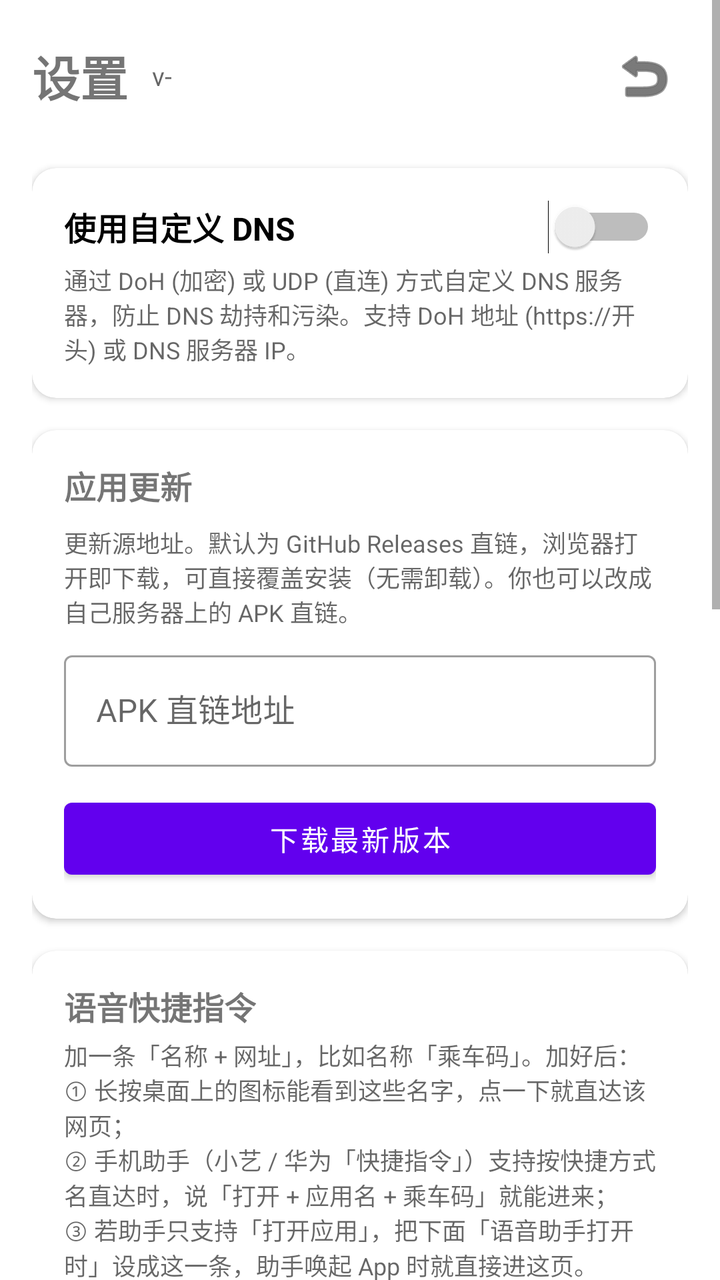
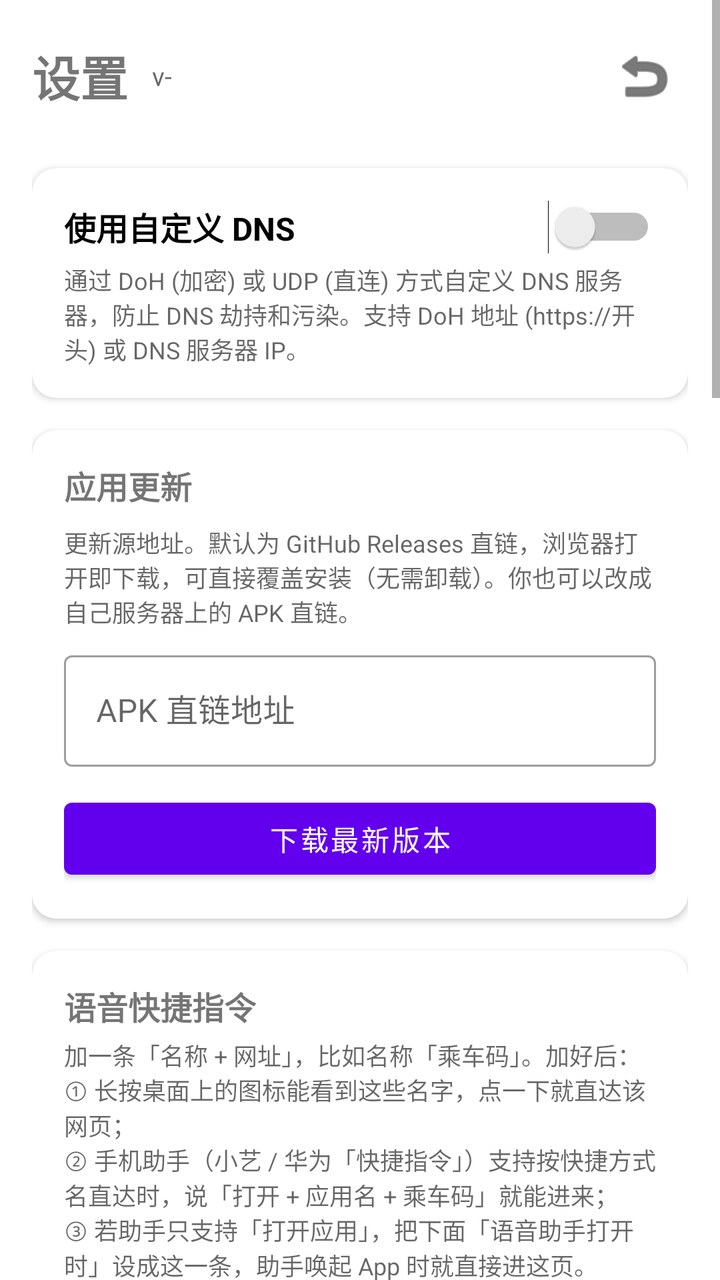

Two renders of the same Android screen: before a commit and after it. Below are the layout's source before the change and the commit's diff.
<!-- AndroidManifest.xml: application theme Theme.WebShareApp -->
<!-- res/layout/activity_settings.xml -->
<?xml version="1.0" encoding="utf-8"?>
<ScrollView xmlns:android="http://schemas.android.com/apk/res/android"
    xmlns:app="http://schemas.android.com/apk/res-auto"
    android:layout_width="match_parent"
    android:layout_height="match_parent"
    android:fillViewport="true">

    <LinearLayout
        android:layout_width="match_parent"
        android:layout_height="wrap_content"
        android:orientation="vertical"
        android:padding="16dp">

        <LinearLayout
            android:layout_width="match_parent"
            android:layout_height="wrap_content"
            android:orientation="horizontal"
            android:gravity="center_vertical"
            android:layout_marginBottom="24dp">

            <TextView
                android:layout_width="wrap_content"
                android:layout_height="wrap_content"
                android:text="@string/settings_title"
                android:textSize="24sp"
                android:textStyle="bold" />

            <TextView
                android:id="@+id/tvVersion"
                android:layout_width="0dp"
                android:layout_height="wrap_content"
                android:layout_weight="1"
                android:layout_marginStart="12dp"
                android:textSize="13sp"
                android:textColor="?android:attr/textColorSecondary"
                android:text="v-" />

            <ImageButton
                android:id="@+id/btnBack"
                android:layout_width="44dp"
                android:layout_height="44dp"
                android:src="@android:drawable/ic_menu_revert"
                android:background="?attr/selectableItemBackgroundBorderless"
                android:contentDescription="返回"
                android:tint="?android:attr/textColorPrimary" />

        </LinearLayout>

        
        <com.google.android.material.card.MaterialCardView
            android:layout_width="match_parent"
            android:layout_height="wrap_content"
            android:layout_marginBottom="16dp"
            app:cardCornerRadius="12dp"
            app:cardElevation="2dp">

            <LinearLayout
                android:layout_width="match_parent"
                android:layout_height="wrap_content"
                android:orientation="vertical"
                android:padding="16dp">

                <Switch
                    android:id="@+id/switchDoh"
                    android:layout_width="match_parent"
                    android:layout_height="wrap_content"
                    android:text="使用自定义 DNS"
                    android:textSize="16sp"
                    android:textStyle="bold" />

                <TextView
                    android:layout_width="match_parent"
                    android:layout_height="wrap_content"
                    android:layout_marginTop="4dp"
                    android:text="通过 DoH (加密) 或 UDP (直连) 方式自定义 DNS 服务器，防止 DNS 劫持和污染。支持 DoH 地址 (https://开头) 或 DNS 服务器 IP。"
                    android:textSize="12sp"
                    android:textColor="?android:attr/textColorSecondary" />

                <LinearLayout
                    android:id="@+id/layoutDohUrl"
                    android:layout_width="match_parent"
                    android:layout_height="wrap_content"
                    android:orientation="vertical"
                    android:layout_marginTop="16dp"
                    android:visibility="gone">

                    
                    <com.google.android.material.textfield.TextInputLayout
                        style="@style/Widget.MaterialComponents.TextInputLayout.OutlinedBox"
                        android:layout_width="match_parent"
                        android:layout_height="wrap_content"
                        android:hint="DoH 地址 或 DNS 服务器 IP"
                        app:endIconMode="dropdown_menu">

                        <AutoCompleteTextView
                            android:id="@+id/etDohUrl"
                            android:layout_width="match_parent"
                            android:layout_height="wrap_content"
                            android:completionThreshold="0"
                            android:inputType="textUri" />
                    </com.google.android.material.textfield.TextInputLayout>

                    <TextView
                        android:layout_width="match_parent"
                        android:layout_height="wrap_content"
                        android:layout_marginTop="8dp"
                        android:text="点一下输入框会列出常用的 DoH（加密，https:// 开头）和 UDP DNS（直连，填 IP），选中即填入；也支持直接手输。"
                        android:textSize="12sp"
                        android:textColor="?android:attr/textColorSecondary" />

                </LinearLayout>

            </LinearLayout>
        </com.google.android.material.card.MaterialCardView>

        
        <com.google.android.material.card.MaterialCardView
            android:layout_width="match_parent"
            android:layout_height="wrap_content"
            android:layout_marginBottom="16dp"
            app:cardCornerRadius="12dp"
            app:cardElevation="2dp">

            <LinearLayout
                android:layout_width="match_parent"
                android:layout_height="wrap_content"
                android:orientation="vertical"
                android:padding="16dp">

                <TextView
                    android:layout_width="wrap_content"
                    android:layout_height="wrap_content"
                    android:text="应用更新"
                    android:textSize="16sp"
                    android:textStyle="bold"
                    android:layout_marginBottom="8dp" />

                <TextView
                    android:layout_width="match_parent"
                    android:layout_height="wrap_content"
                    android:text="更新源地址。默认为 GitHub Releases 直链，浏览器打开即下载，可直接覆盖安装（无需卸载）。你也可以改成自己服务器上的 APK 直链。"
                    android:textSize="12sp"
                    android:textColor="?android:attr/textColorSecondary"
                    android:layout_marginBottom="8dp" />

                <com.google.android.material.textfield.TextInputLayout
                    style="@style/Widget.MaterialComponents.TextInputLayout.OutlinedBox"
                    android:layout_width="match_parent"
                    android:layout_height="wrap_content"
                    android:hint="APK 直链地址">

                    <com.google.android.material.textfield.TextInputEditText
                        android:id="@+id/etUpdateUrl"
                        android:layout_width="match_parent"
                        android:layout_height="wrap_content"
                        android:inputType="textUri" />
                </com.google.android.material.textfield.TextInputLayout>

                <Button
                    android:id="@+id/btnUpdate"
                    android:layout_width="match_parent"
                    android:layout_height="48dp"
                    android:layout_marginTop="12dp"
                    android:text="下载最新版本"
                    android:textSize="14sp" />

            </LinearLayout>
        </com.google.android.material.card.MaterialCardView>

        
        <com.google.android.material.card.MaterialCardView
            android:layout_width="match_parent"
            android:layout_height="wrap_content"
            android:layout_marginBottom="16dp"
            app:cardCornerRadius="12dp"
            app:cardElevation="2dp">

            <LinearLayout
                android:layout_width="match_parent"
                android:layout_height="wrap_content"
                android:orientation="vertical"
                android:padding="16dp">

                <TextView
                    android:layout_width="wrap_content"
                    android:layout_height="wrap_content"
                    android:text="语音快捷指令"
                    android:textSize="16sp"
                    android:textStyle="bold" />

                <TextView
                    android:layout_width="match_parent"
                    android:layout_height="wrap_content"
                    android:layout_marginTop="4dp"
                    android:text="加一条「名称 + 网址」，比如名称「乘车码」。加好后：\n① 长按桌面上的图标能看到这些名字，点一下就直达该网页；\n② 手机助手（小艺 / 华为「快捷指令」）支持按快捷方式名直达时，说「打开 + 应用名 + 乘车码」就能进来；\n③ 若助手只支持「打开应用」，把下面「语音助手打开时」设成这一条，助手唤起 App 时就直接进这页。\n网页始终在本浏览器里打开，自定义 DNS 照常生效。"
                    android:textSize="12sp"
                    android:textColor="?android:attr/textColorSecondary" />

                <LinearLayout
                    android:id="@+id/voiceList"
                    android:layout_width="match_parent"
                    android:layout_height="wrap_content"
                    android:orientation="vertical"
                    android:layout_marginTop="8dp" />

                <TextView
                    android:id="@+id/tvVoiceEmpty"
                    android:layout_width="match_parent"
                    android:layout_height="wrap_content"
                    android:layout_marginTop="4dp"
                    android:text="（还没有语音快捷指令）"
                    android:textSize="13sp"
                    android:textColor="?android:attr/textColorSecondary" />

                <com.google.android.material.textfield.TextInputLayout
                    style="@style/Widget.MaterialComponents.TextInputLayout.OutlinedBox"
                    android:layout_width="match_parent"
                    android:layout_height="wrap_content"
                    android:layout_marginTop="12dp"
                    android:hint="名称（你会说的词，如：乘车码）">

                    <com.google.android.material.textfield.TextInputEditText
                        android:id="@+id/etVoiceName"
                        android:layout_width="match_parent"
                        android:layout_height="wrap_content"
                        android:inputType="text" />
                </com.google.android.material.textfield.TextInputLayout>

                <com.google.android.material.textfield.TextInputLayout
                    style="@style/Widget.MaterialComponents.TextInputLayout.OutlinedBox"
                    android:layout_width="match_parent"
                    android:layout_height="wrap_content"
                    android:layout_marginTop="8dp"
                    android:hint="网址（http:// 或 https:// 开头）">

                    <com.google.android.material.textfield.TextInputEditText
                        android:id="@+id/etVoiceUrl"
                        android:layout_width="match_parent"
                        android:layout_height="wrap_content"
                        android:inputType="textUri" />
                </com.google.android.material.textfield.TextInputLayout>

                <Button
                    android:id="@+id/btnVoiceAdd"
                    android:layout_width="match_parent"
                    android:layout_height="48dp"
                    android:layout_marginTop="8dp"
                    android:text="添加快捷指令"
                    android:textSize="14sp" />

                <Button
                    android:id="@+id/btnVoiceTarget"
                    android:layout_width="match_parent"
                    android:layout_height="48dp"
                    android:layout_marginTop="8dp"
                    android:text="语音助手打开时：不特别进入"
                    android:textSize="14sp" />

                <TextView
                    android:id="@+id/tvVoiceReferrer"
                    android:layout_width="match_parent"
                    android:layout_height="wrap_content"
                    android:layout_marginTop="6dp"
                    android:textSize="11sp"
                    android:textColor="?android:attr/textColorSecondary" />

                <Button
                    android:id="@+id/btnClearCookies"
                    android:layout_width="match_parent"
                    android:layout_height="48dp"
                    android:layout_marginTop="16dp"
                    android:text="清除所有网站登录状态（Cookie）"
                    android:textSize="14sp" />

                <TextView
                    android:layout_width="match_parent"
                    android:layout_height="wrap_content"
                    android:layout_marginTop="4dp"
                    android:text="登录状态（Cookie）会一直记着，重启 App、被系统清后台都不用重新登录；只有点上面这个按钮才会清掉。"
                    android:textSize="11sp"
                    android:textColor="?android:attr/textColorSecondary" />

                <Button
                    android:id="@+id/btnNotifySettings"
                    android:layout_width="match_parent"
                    android:layout_height="48dp"
                    android:layout_marginTop="16dp"
                    android:text="系统通知设置"
                    android:textSize="14sp" />

                <TextView
                    android:layout_width="match_parent"
                    android:layout_height="wrap_content"
                    android:layout_marginTop="4dp"
                    android:text="下载进度/完成、以及网页自己发的通知（new Notification）都会走系统通知栏；第一次进 App 会问一次通知权限。收不到通知时点上面这个按钮去系统里检查。"
                    android:textSize="11sp"
                    android:textColor="?android:attr/textColorSecondary" />

            </LinearLayout>
        </com.google.android.material.card.MaterialCardView>

        <Button
            android:id="@+id/btnDiagnose"
            android:layout_width="match_parent"
            android:layout_height="48dp"
            android:text="网络诊断"
            android:layout_marginTop="8dp"
            android:textSize="16sp" />

        <Button
            android:id="@+id/btnSave"
            android:layout_width="match_parent"
            android:layout_height="52dp"
            android:text="保存设置"
            android:layout_marginTop="8dp"
            android:textSize="16sp" />

    </LinearLayout>
</ScrollView>
<!-- resources referenced by this layout -->
<resources>
  <string name="settings_title">设置</string>
  <style name="Theme.WebShareApp" parent="Theme.MaterialComponents.Light.NoActionBar">
          <item name="colorPrimary">@color/purple_500</item>
          <item name="colorPrimaryVariant">@color/purple_700</item>
          <item name="colorOnPrimary">@color/white</item>
          <item name="colorSecondary">@color/teal_200</item>
          <item name="colorSecondaryVariant">@color/teal_700</item>
          <item name="colorOnSecondary">@color/black</item>
          <item name="android:statusBarColor">@color/purple_700</item>
      </style>
  <color name="purple_500">#FF6200EE</color>
  <color name="purple_700">#FF3700B3</color>
  <color name="white">#FFFFFFFF</color>
  <color name="teal_200">#FF03DAC5</color>
  <color name="teal_700">#FF018786</color>
  <color name="black">#FF000000</color>
</resources>

<!-- the commit's change to res/layout/activity_settings.xml (unified diff, before → after) -->
@@ -299,6 +299,161 @@
             </LinearLayout>
         </com.google.android.material.card.MaterialCardView>
 
+        
+        <com.google.android.material.card.MaterialCardView
+            android:layout_width="match_parent"
+            android:layout_height="wrap_content"
+            android:layout_marginBottom="16dp"
+            app:cardCornerRadius="12dp"
+            app:cardElevation="2dp">
+
+            <LinearLayout
+                android:layout_width="match_parent"
+                android:layout_height="wrap_content"
+                android:orientation="vertical"
+                android:padding="16dp">
+
+                <TextView
+                    android:layout_width="wrap_content"
+                    android:layout_height="wrap_content"
+                    android:text="到某地自动打开"
+                    android:textSize="16sp"
+                    android:textStyle="bold" />
+
+                <TextView
+                    android:layout_width="match_parent"
+                    android:layout_height="wrap_content"
+                    android:layout_marginTop="4dp"
+                    android:text="设一个地点和范围，打开 App 时人正好在这附近，就默认打开下面这个网址。比如走到「吕厝公交站」附近开 App，直接进乘车码那页。\n只看打开 App 那一刻的位置（不做后台定位、不上报）；没给位置权限、或者没拿到位置，就照常打开普通页面。"
+                    android:textSize="12sp"
+                    android:textColor="?android:attr/textColorSecondary" />
+
+                <Switch
+                    android:id="@+id/switchGeo"
+                    android:layout_width="match_parent"
+                    android:layout_height="wrap_content"
+                    android:layout_marginTop="8dp"
+                    android:text="启用（打开 App 时判断）" />
+
+                <TextView
+                    android:layout_width="wrap_content"
+                    android:layout_height="wrap_content"
+                    android:layout_marginTop="4dp"
+                    android:text="纬度"
+                    android:textSize="13sp" />
+
+                <com.google.android.material.textfield.TextInputLayout
+                    style="@style/Widget.MaterialComponents.TextInputLayout.OutlinedBox"
+                    android:layout_width="match_parent"
+                    android:layout_height="wrap_content"
+                    android:hint="例如 24.484000（北纬正数）">
+
+                    <com.google.android.material.textfield.TextInputEditText
+                        android:id="@+id/etGeoLat"
+                        android:layout_width="match_parent"
+                        android:layout_height="wrap_content"
+                        android:inputType="numberDecimal|numberSigned" />
+                </com.google.android.material.textfield.TextInputLayout>
+
+                <TextView
+                    android:layout_width="wrap_content"
+                    android:layout_height="wrap_content"
+                    android:layout_marginTop="8dp"
+                    android:text="经度"
+                    android:textSize="13sp" />
+
+                <com.google.android.material.textfield.TextInputLayout
+                    style="@style/Widget.MaterialComponents.TextInputLayout.OutlinedBox"
+                    android:layout_width="match_parent"
+                    android:layout_height="wrap_content"
+                    android:hint="例如 118.123000（东经正数）">
+
+                    <com.google.android.material.textfield.TextInputEditText
+                        android:id="@+id/etGeoLng"
+                        android:layout_width="match_parent"
+                        android:layout_height="wrap_content"
+                        android:inputType="numberDecimal|numberSigned" />
+                </com.google.android.material.textfield.TextInputLayout>
+
+                <com.google.android.material.textfield.TextInputLayout
+                    style="@style/Widget.MaterialComponents.TextInputLayout.OutlinedBox"
+                    android:layout_width="match_parent"
+                    android:layout_height="wrap_content"
+                    android:layout_marginTop="8dp"
+                    android:hint="范围（米，默认 300）">
+
+                    <com.google.android.material.textfield.TextInputEditText
+                        android:id="@+id/etGeoRadius"
+                        android:layout_width="match_parent"
+                        android:layout_height="wrap_content"
+                        android:inputType="number" />
+                </com.google.android.material.textfield.TextInputLayout>
+
+                <com.google.android.material.textfield.TextInputLayout
+                    style="@style/Widget.MaterialComponents.TextInputLayout.OutlinedBox"
+                    android:layout_width="match_parent"
+                    android:layout_height="wrap_content"
+                    android:layout_marginTop="8dp"
+                    android:hint="在这个范围内要打开的网址">
+
+                    <com.google.android.material.textfield.TextInputEditText
+                        android:id="@+id/etGeoUrl"
+                        android:layout_width="match_parent"
+                        android:layout_height="wrap_content"
+                        android:inputType="textUri" />
+                </com.google.android.material.textfield.TextInputLayout>
+
+                <LinearLayout
+                    android:layout_width="match_parent"
+                    android:layout_height="wrap_content"
+                    android:layout_marginTop="8dp"
+                    android:orientation="horizontal">
+
+                    <Button
+                        android:id="@+id/btnGeoHere"
+                        android:layout_width="0dp"
+                        android:layout_height="48dp"
+                        android:layout_weight="1"
+                        android:text="用当前位置填入"
+                        android:textSize="13sp" />
+
+                    <Button
+                        android:id="@+id/btnGeoTest"
+                        android:layout_width="0dp"
+                        android:layout_height="48dp"
+                        android:layout_marginStart="8dp"
+                        android:layout_weight="1"
+                        android:text="测试一下"
+                        android:textSize="13sp" />
+                </LinearLayout>
+
+                <Button
+                    android:id="@+id/btnGeoPickUrl"
+                    android:layout_width="match_parent"
+                    android:layout_height="48dp"
+                    android:layout_marginTop="8dp"
+                    android:text="从快捷指令/标签页里选网址"
+                    android:textSize="13sp" />
+
+                <Button
+                    android:id="@+id/btnGeoSave"
+                    android:layout_width="match_parent"
+                    android:layout_height="48dp"
+                    android:layout_marginTop="8dp"
+                    android:text="保存位置规则"
+                    android:textSize="14sp" />
+
+                <TextView
+                    android:id="@+id/tvGeoHint"
+                    android:layout_width="match_parent"
+                    android:layout_height="wrap_content"
+                    android:layout_marginTop="6dp"
+                    android:textSize="11sp"
+                    android:textColor="?android:attr/textColorSecondary" />
+
+            </LinearLayout>
+        </com.google.android.material.card.MaterialCardView>
+
         <Button
             android:id="@+id/btnDiagnose"
             android:layout_width="match_parent"
